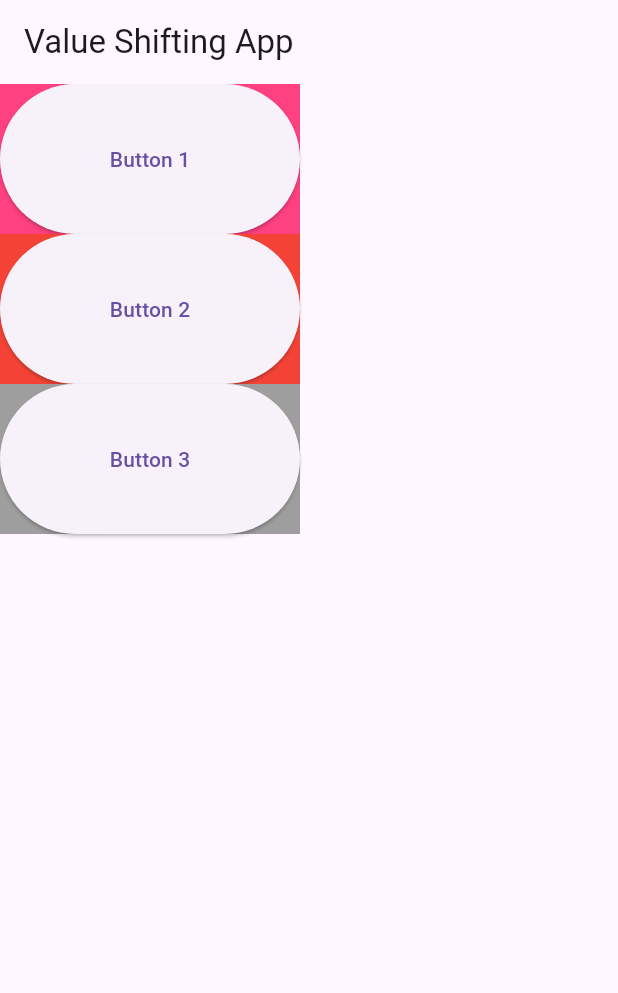
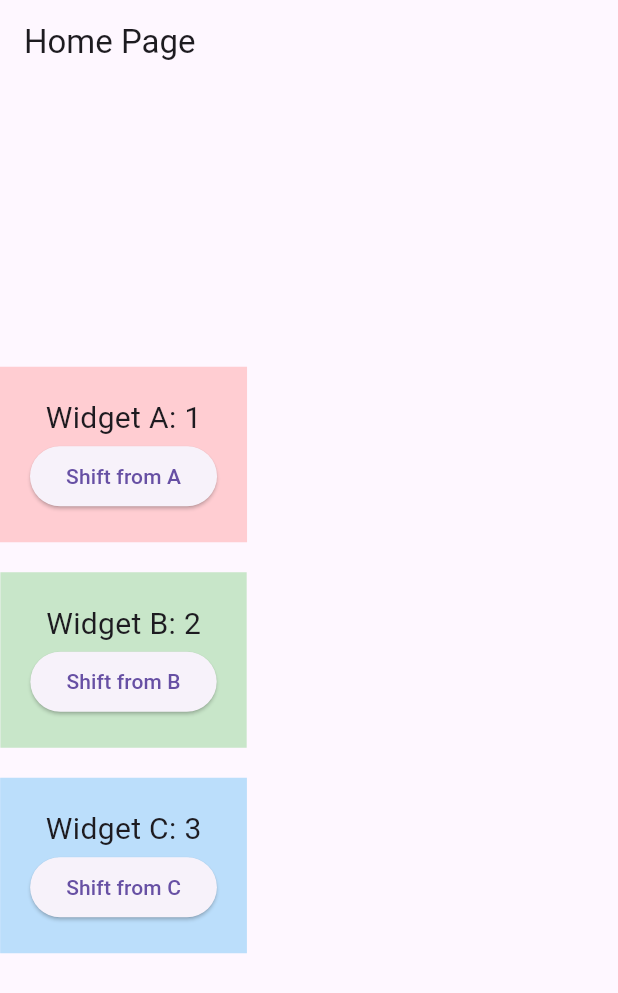
Before and after one commit to Maryamsaleem24/-flutter-statefull-stateless, a Flutter app: the screen it shows after launch, on a phone screen of 412 x 824 dp. Shown: the top 993 px of the screen. Run offline on Flutter 3.47's test engine with Material 3 defaults, Android fonts, the phone set to English and light mode, and no system bars.

Commit message:
Done: feature

```diff
--- a/lib/Homepage.dart
+++ /dev/null
@@ -1,81 +0,0 @@
-import 'package:flutter/material.dart';
-
-void main() {
-  runApp(const Homepage());
-}
-
-class Homepage extends StatefulWidget {
-  const Homepage({Key? key}) : super(key: key);
-
-  @override
-  State<Homepage> createState() => _HomepageState();
-}
-
-class _HomepageState extends State<Homepage> {
-  @override
-  int value1 = 1;
-  int value2 = 2;
-  int value3 = 3;
-  int from= 0;
-  int to=0;
-  int temp=0;
-
-  Widget build(BuildContext context) {
-    return Scaffold(
-      appBar: AppBar(title: Text('Value Shifting App')),
-      body: Column(
-        children: [
-          Container(
-            color: Colors.pinkAccent,
-            width: 200,
-            height: 100,
-
-            child: ElevatedButton(onPressed: (){
-              setState(() {
-                if (from == 1 && to == 2) {
-                  int temp = value1;
-                  value1 = value2;
-                  value2 = temp;
-                }
-                print("action running");
-              });
-
-            }, child:Text("Button 1")),
-          ),
-          Container(
-            color: Colors.red,
-            width: 200,
-            height: 100,
-            child: ElevatedButton(onPressed: (){
-              setState(() {
-                if (from == 1 && to == 3) {
-                  int temp = value1;
-                  value1 = value3;
-                  value3 = temp;
-                }
-                print("action running");
-              });
-
-            }, child:Text("Button 2")),
-          ),
-          Container(
-            color: Colors.grey,
-            width: 200,
-            height: 100,
-            child: ElevatedButton(onPressed: (){
-              setState(() {
-                if (from == 2 && to == 3) {
-                  int temp = value2;
-                  value2 = value3;
-                  value3 = temp;
-                }
-                print("action running");
-              });
-
-            }, child:Text("Button 3")),
-          ),
-        ],
-      ),
-    );
-  }
-}
--- a/lib/main.dart
+++ b/lib/main.dart
@@ -1,22 +1,141 @@
 import 'package:flutter/material.dart';
-import 'package:sateless_statefull/Homepage.dart';
-//import 'package:com.miswag.stateless_statefull';
-
-
 
 void main() {
-  runApp( MyApp());
+  runApp(MyApp());
 }
+
 class MyApp extends StatelessWidget {
-  const MyApp({Key? key}) : super(key: key);
+  @override
+  Widget build(BuildContext context) {
+    return MaterialApp(
+      title: 'Flutter Demo',
+      theme: ThemeData(
+        primarySwatch: Colors.blue,
+      ),
+      home: HomePage(),
+    );
+  }
+}
 
-  // This comment just for test git
+class HomePage extends StatefulWidget {
+  @override
+  _HomePageState createState() => _HomePageState();
+}
+
+class _HomePageState extends State<HomePage> {
+  String valueA = '1';
+  String valueB = '2';
+  String valueC = '3';
+
+  void _shiftValue(String from) {
+    setState(() {
+      if (from == 'A') {
+        String temp = valueA;
+        valueA = valueB;
+        valueB = valueC;
+        valueC = temp;
+      } else if (from == 'B') {
+        String temp = valueB;
+        valueB = valueC;
+        valueC = valueA;
+        valueA = temp;
+      } else if (from == 'C') {
+        String temp = valueC;
+        valueC = valueA;
+        valueA = valueB;
+        valueB = temp;
+      }
+    });
+  }
 
   @override
   Widget build(BuildContext context) {
-    return MaterialApp(
-      debugShowCheckedModeBanner: false,
-      home: Homepage()
+    return Scaffold(
+      appBar: AppBar(
+        title: Text('Home Page'),
+      ),
+      body: Column(
+        mainAxisAlignment: MainAxisAlignment.center,
+        children: [
+          WidgetA(value: valueA, onPressed: () => _shiftValue('A')),
+          SizedBox(height: 20),
+          WidgetB(value: valueB, onPressed: () => _shiftValue('B')),
+          SizedBox(height: 20),
+          WidgetC(value: valueC, onPressed: () => _shiftValue('C')),
+        ],
+      ),
     );
   }
 }
+
+class WidgetA extends StatelessWidget {
+  final String value;
+  final VoidCallback onPressed;
+
+  WidgetA({required this.value, required this.onPressed});
+
+  @override
+  Widget build(BuildContext context) {
+    return Container(
+      padding: EdgeInsets.all(20),
+      color: Colors.red[100],
+      child: Column(
+        children: [
+          Text('Widget A: $value', style: TextStyle(fontSize: 20)),
+          ElevatedButton(
+            onPressed: onPressed,
+            child: Text('Shift from A'),
+          ),
+        ],
+      ),
+    );
+  }
+}
+
+class WidgetB extends StatelessWidget {
+  final String value;
+  final VoidCallback onPressed;
+
+  WidgetB({required this.value, required this.onPressed});
+
+  @override
+  Widget build(BuildContext context) {
+    return Container(
+      padding: EdgeInsets.all(20),
+      color: Colors.green[100],
+      child: Column(
+        children: [
+          Text('Widget B: $value', style: TextStyle(fontSize: 20)),
+          ElevatedButton(
+            onPressed: onPressed,
+            child: Text('Shift from B'),
+          ),
+        ],
+      ),
+    );
+  }
+}
+
+class WidgetC extends StatelessWidget {
+  final String value;
+  final VoidCallback onPressed;
+
+  WidgetC({required this.value, required this.onPressed});
+
+  @override
+  Widget build(BuildContext context) {
+    return Container(
+      padding: EdgeInsets.all(20),
+      color: Colors.blue[100],
+      child: Column(
+        children: [
+          Text('Widget C: $value', style: TextStyle(fontSize: 20)),
+          ElevatedButton(
+            onPressed: onPressed,
+            child: Text('Shift from C'),
+          ),
+        ],
+      ),
+    );
+  }
+}
```
